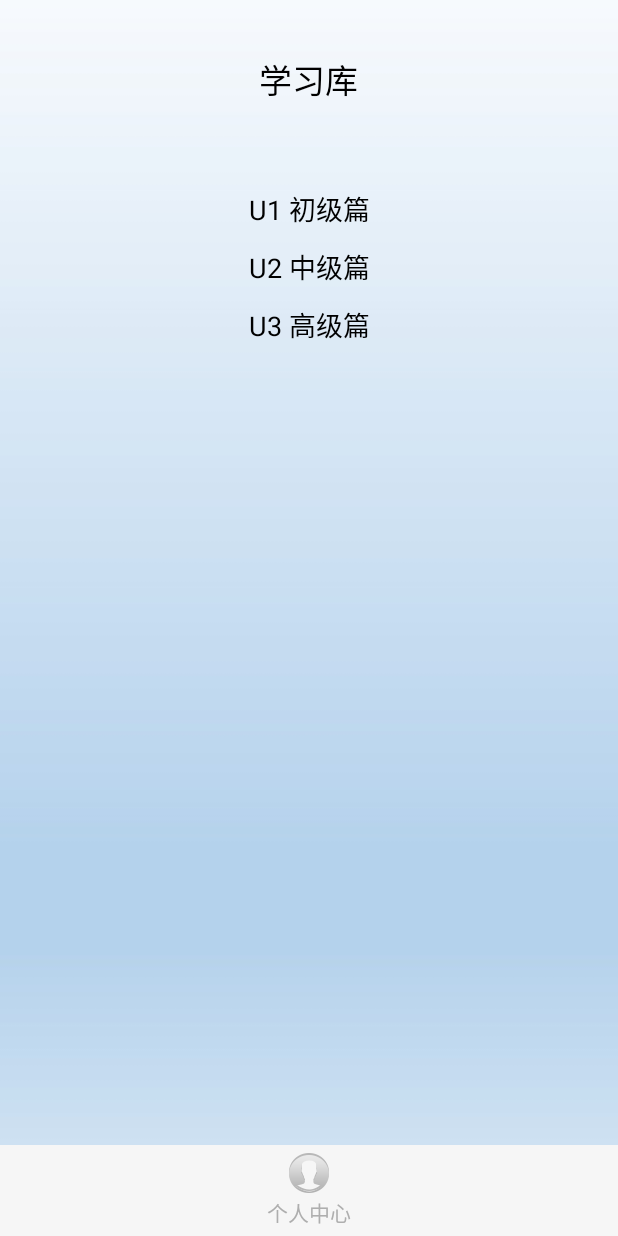
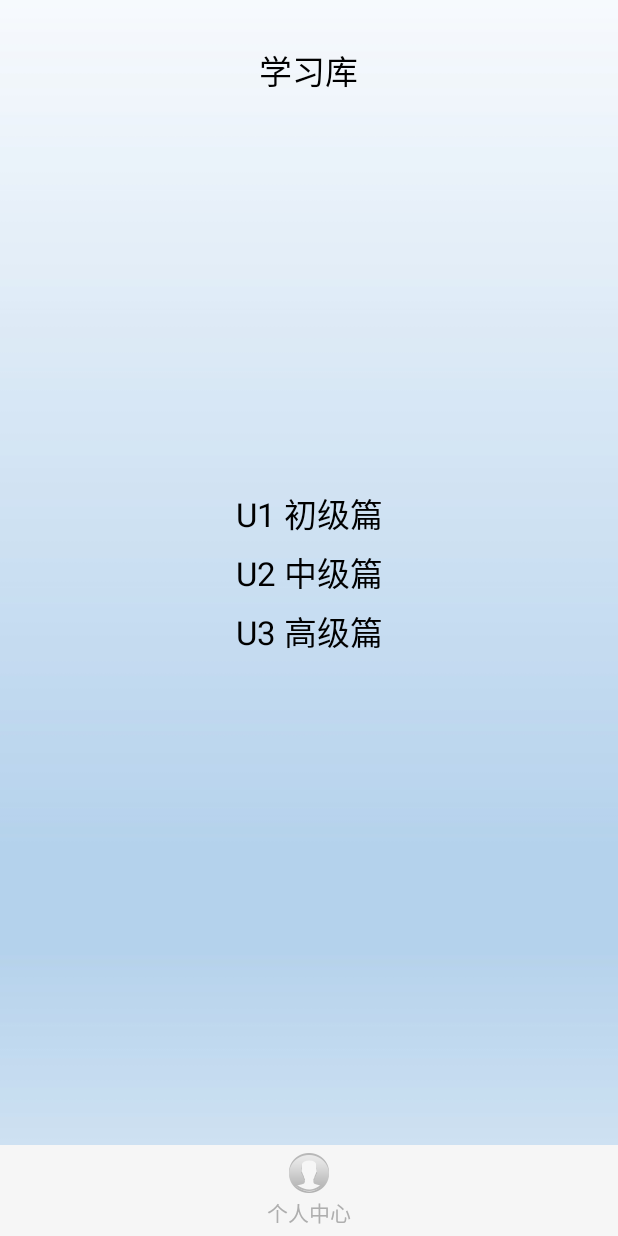
Before and after one commit to haganWu/EnglishReading, an Android app: the fragment LearnFragment placed in its activity, on a phone screen of 412 x 824 dp. Run offline under Robolectric (Android 15) with nearby library versions, the phone set to English and light mode, and no system bars.

Commit message:
添加学习目录标题,修改学习库布局

```diff
--- a/app/src/main/java/ed/edu/shisu/englishreading/activity/LevelContentActivity.java
+++ b/app/src/main/java/ed/edu/shisu/englishreading/activity/LevelContentActivity.java
@@ -25,6 +25,7 @@ public class LevelContentActivity extends Activity {
     private TextView tv_level_content_title;
     private ListView lv_level_content;
     private List<String> datas = new ArrayList<String>();
+    private List<String> toNextDatas = new ArrayList<String>();
     private TextView tv_title_back;
     private int position;
     @Override
@@ -49,7 +50,7 @@ public class LevelContentActivity extends Activity {
             @Override
             public void onItemClick(AdapterView<?> parent, View view, int position, long id) {
                 Intent intent = new Intent(LevelContentActivity.this,TextContentActivity.class);
-                intent.putExtra("textTitle",datas.get(position));
+                intent.putExtra("textTitle",toNextDatas.get(position));
                 intent.putExtra("textPosition",position);
                 startActivity(intent);
             }
@@ -69,8 +70,10 @@ public class LevelContentActivity extends Activity {
             startCount = 16;
             endCount = 20;
         }
+       String[] titles =  getResources().getStringArray(R.array.wzyd_title);
         for (int i = startCount; i <= endCount; i++) {
-            datas.add("Text " + i);
+            datas.add("Text " + i + "    "+ titles[i-1]);
+            toNextDatas.add("Text " + i);
         }
     }
 
--- a/app/src/main/java/ed/edu/shisu/englishreading/fragment/LearnFragment.java
+++ b/app/src/main/java/ed/edu/shisu/englishreading/fragment/LearnFragment.java
@@ -17,44 +17,75 @@ import ed.edu.shisu.englishreading.adapter.ListContentAdapter;
 import ed.edu.shisu.englishreading.R;
 import ed.edu.shisu.englishreading.activity.LevelContentActivity;
 
+import static ed.edu.shisu.englishreading.R.id.lv_learn;
+
 /**
  * Created by haganwu on 16/8/21.
  */
 
-public class LearnFragment extends Fragment {
+public class LearnFragment extends Fragment implements View.OnClickListener{
 
     private View view;
-    private ListView lv_learn;
-    private List<String> datas = new ArrayList<String>();
+//    private ListView lv_learn;
+//    private List<String> datas = new ArrayList<String>();
     @Nullable
     @Override
     public View onCreateView(LayoutInflater inflater, @Nullable ViewGroup container, @Nullable Bundle savedInstanceState) {
         if(view == null){
             view = inflater.inflate(R.layout.fg_learn,null);
         }
-        lv_learn = (ListView) view.findViewById(R.id.lv_learn);
-        initDatas();
-        ListContentAdapter adapter = new ListContentAdapter(getContext(),datas);
-        lv_learn.setAdapter(adapter);
-        lv_learn.setOnItemClickListener(new AdapterView.OnItemClickListener() {
-            @Override
-            public void onItemClick(AdapterView<?> parent, View view, int position, long id) {
-                Intent intent = new Intent(getContext(), LevelContentActivity.class);
-                intent.putExtra("position",position);
-                intent.putExtra("title",datas.get(position));
-                startActivity(intent);
-            }
-        });
+//        lv_learn = (ListView) view.findViewById(R.id.lv_learn);
+//        initDatas();
+        initView();
+//        ListContentAdapter adapter = new ListContentAdapter(getContext(),datas);
+//        lv_learn.setAdapter(adapter);
+//        lv_learn.setOnItemClickListener(new AdapterView.OnItemClickListener() {
+//            @Override
+//            public void onItemClick(AdapterView<?> parent, View view, int position, long id) {
+//                Intent intent = new Intent(getContext(), LevelContentActivity.class);
+//                intent.putExtra("position",position);
+//                intent.putExtra("title",datas.get(position));
+//                startActivity(intent);
+//            }
+//        });
         return view;
     }
 
+    private void initView() {
+        view.findViewById(R.id.tv_learn_cj).setOnClickListener(this);
+        view.findViewById(R.id.tv_learn_zj).setOnClickListener(this);
+        view.findViewById(R.id.tv_learn_gj).setOnClickListener(this);
+    }
 
-    private void initDatas() {
-        datas.clear();
-        datas.add("U1 初级篇");
-        datas.add("U2 中级篇");
-        datas.add("U3 高级篇");
+    @Override
+    public void onClick(View v) {
+        Intent intent = new Intent(getContext(), LevelContentActivity.class);
+        switch (v.getId()){
+            case R.id.tv_learn_cj:
+                intent.putExtra("position",0);
+                intent.putExtra("title",getResources().getString(R.string.u1));
+                startActivity(intent);
+                break;
+            case R.id.tv_learn_zj:
+                intent.putExtra("position",1);
+                intent.putExtra("title",getResources().getString(R.string.u2));
+                startActivity(intent);
+                break;
+            case R.id.tv_learn_gj:
+                intent.putExtra("position",2);
+                intent.putExtra("title",getResources().getString(R.string.u3));
+                startActivity(intent);
+                break;
+        }
     }
 
 
+//    private void initDatas() {
+//        datas.clear();
+//        datas.add("U1 初级篇");
+//        datas.add("U2 中级篇");
+//        datas.add("U3 高级篇");
+//    }
+
+
 }
--- a/app/src/main/res/layout/fg_learn.xml
+++ b/app/src/main/res/layout/fg_learn.xml
@@ -5,24 +5,72 @@
                 android:background="@mipmap/main_bg"
                 tools:context="ed.edu.shisu.englishreading.fragment.HomeFragment">
 
+
+
+
     <!-- TODO: Update blank fragment layout -->
     <TextView
-        android:id="@+id/tv_title"
         android:layout_width="wrap_content"
         android:layout_height="wrap_content"
-        android:gravity="center"
         android:textSize="@dimen/text_size_big"
+        android:layout_centerHorizontal="true"
+        android:layout_alignParentTop="true"
         android:textColor="@android:color/black"
-        android:layout_centerHorizontal="true"
-        android:layout_marginTop="36dp"
+        android:layout_marginTop="30dp"
         android:text="@string/learn_fragment_title"/>
+
+    <LinearLayout
+        android:orientation="vertical"
+        android:layout_centerInParent="true"
+        android:layout_width="match_parent"
+        android:layout_height="wrap_content">
+
+
+        <TextView
+            android:id="@+id/tv_learn_cj"
+            android:layout_width="match_parent"
+            android:layout_height="wrap_content"
+            android:gravity="center_horizontal"
+            android:textSize="@dimen/text_size_big"
+            android:layout_centerHorizontal="true"
+            android:layout_alignParentTop="true"
+            android:textColor="@android:color/black"
+            android:text="@string/u1"/>
+        <TextView
+            android:id="@+id/tv_learn_zj"
+            android:layout_width="match_parent"
+            android:layout_height="wrap_content"
+            android:gravity="center_horizontal"
+            android:textSize="@dimen/text_size_big"
+            android:layout_centerHorizontal="true"
+            android:layout_alignParentTop="true"
+            android:textColor="@android:color/black"
+            android:layout_marginTop="6dp"
+            android:text="@string/u2"/>
+        <TextView
+            android:id="@+id/tv_learn_gj"
+            android:layout_width="match_parent"
+            android:layout_height="wrap_content"
+            android:gravity="center_horizontal"
+            android:textSize="@dimen/text_size_big"
+            android:layout_centerHorizontal="true"
+            android:layout_alignParentTop="true"
+            android:textColor="@android:color/black"
+            android:layout_marginTop="6dp"
+            android:text="@string/u3"/>
+
+    </LinearLayout>
+
+
+
+
 
     <ListView
         android:id="@+id/lv_learn"
         android:layout_width="match_parent"
-        android:layout_below="@id/tv_title"
         android:layout_marginTop="50dp"
         android:layout_centerInParent="true"
+        android:visibility="gone"
         android:listSelector="#00000000"
         android:dividerHeight="0dp"
         android:divider="#00000000"
--- a/app/src/main/res/layout/list_item.xml
+++ b/app/src/main/res/layout/list_item.xml
@@ -8,9 +8,9 @@
         android:textSize="@dimen/text_size_normal"
         android:layout_width="match_parent"
         android:text="U1 初级篇"
-        android:padding="6dp"
+        android:padding="12dp"
         android:textColor="@android:color/black"
-        android:gravity="center"
+        android:gravity="left|center_vertical"
         android:layout_height="wrap_content"/>
 
 </LinearLayout>
--- a/app/src/main/res/values/strings.xml
+++ b/app/src/main/res/values/strings.xml
@@ -18,4 +18,7 @@
     <string name="section_b">Section B 阅读理解</string>
     <string name="please_hope">(敬请期待...)</string>
     <string name="please_hope2">敬请期待...</string>
+    <string name="u1">U1 初级篇</string>
+    <string name="u2">U2 中级篇</string>
+    <string name="u3">U3 高级篇</string>
 </resources>
```
